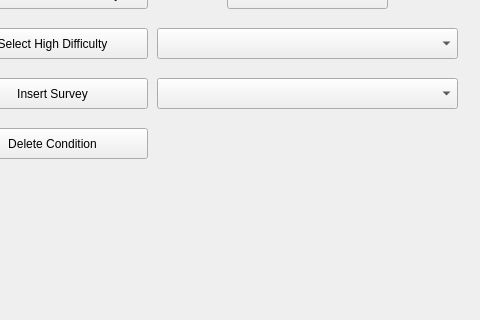
krishnachaitanya7/XPlane-MATB, file matbwindow.ui: the form before one commit; both pictures show x 413 to 893 and y 521 to 841 of the 893 by 931 pixel window.
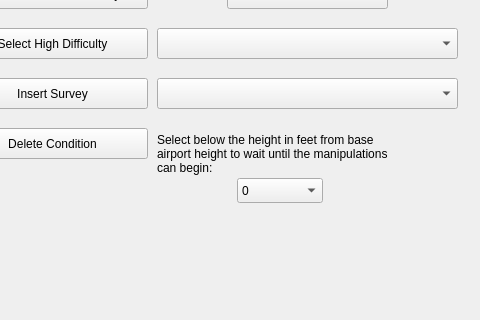
The form after the commit.

Commit message: Min Cruise height change

```diff
--- a/matbwindow.ui
+++ b/matbwindow.ui
@@ -783,6 +783,49 @@
      </rect>
     </property>
    </widget>
+   <widget class="QLabel" name="label_12">
+    <property name="geometry">
+     <rect>
+      <x>570</x>
+      <y>620</y>
+      <width>311</width>
+      <height>71</height>
+     </rect>
+    </property>
+    <property name="styleSheet">
+     <string notr="true"/>
+    </property>
+    <property name="text">
+     <string>Select below the height in feet from base
+airport height to wait until the manipulations 
+can begin: </string>
+    </property>
+   </widget>
+   <widget class="QComboBox" name="manipulation_height">
+    <property name="geometry">
+     <rect>
+      <x>650</x>
+      <y>680</y>
+      <width>86</width>
+      <height>25</height>
+     </rect>
+    </property>
+    <item>
+     <property name="text">
+      <string>0</string>
+     </property>
+    </item>
+    <item>
+     <property name="text">
+      <string>500</string>
+     </property>
+    </item>
+    <item>
+     <property name="text">
+      <string>1000</string>
+     </property>
+    </item>
+   </widget>
   </widget>
   <widget class="QMenuBar" name="menuBar">
    <property name="geometry">
```
The commit also changes 3 other files.
